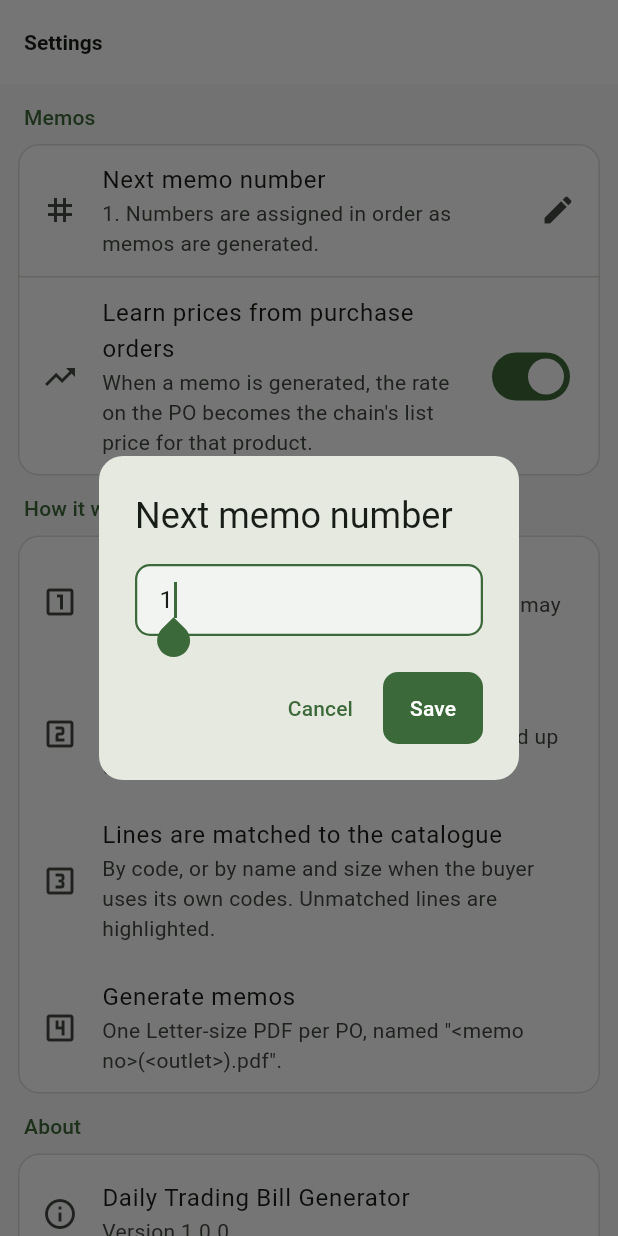
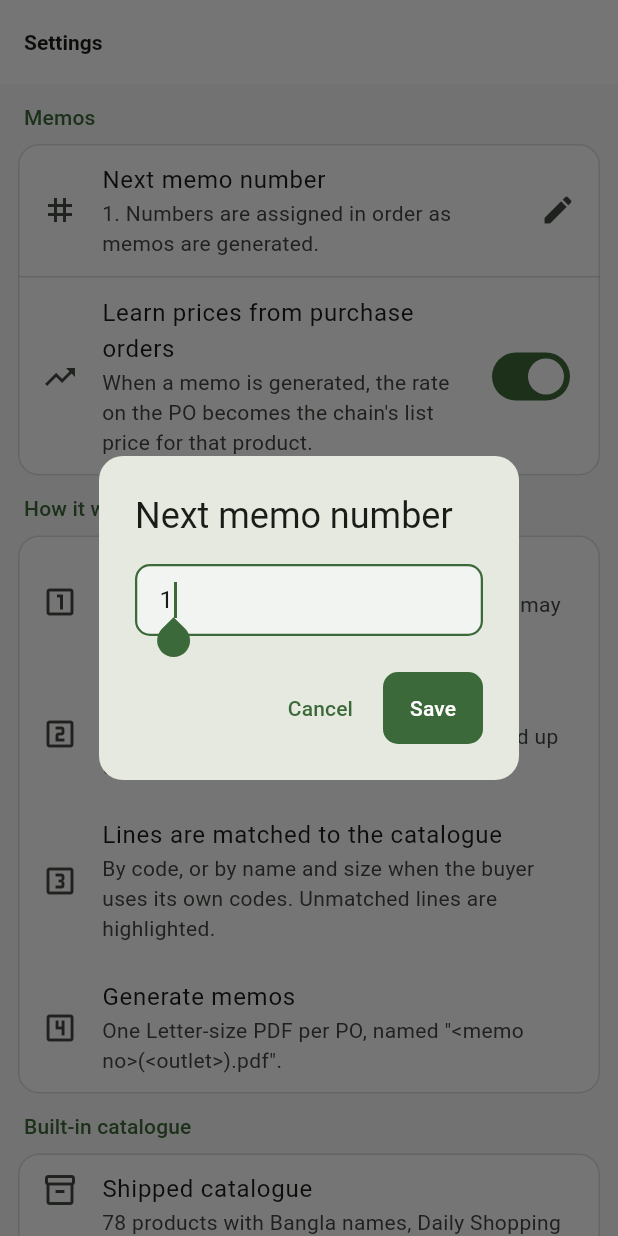
Before and after one commit to zamansheikh/daily_trading_bill_generator, a Flutter app: the SettingsScreen screen opened directly, after a tap on "Next memo number", on a phone screen of 412 x 824 dp. Run offline on Flutter 3.47's test engine with Material 3 defaults, Android fonts, the phone set to English and light mode, and no system bars; our stand-ins replace file_picker, open_filex, pdf, printing, share_plus, sqflite and 1 more; missing offline and left inert: bangla_pdf, desktop_drop, flutter_driver, syncfusion_flutter_pdf; accounts and stored records are empty.

Commit message:
Add built-in catalogue management and developer credit section in settings

```diff
--- a/lib/app/screens/settings_screen.dart
+++ b/lib/app/screens/settings_screen.dart
@@ -1,6 +1,7 @@
 import 'package:file_picker/file_picker.dart';
 import 'package:flutter/material.dart';
 import 'package:provider/provider.dart';
+import 'package:url_launcher/url_launcher.dart';
 
 import '../state/app_state.dart';
 import '../theme.dart';
@@ -67,11 +68,90 @@ class SettingsScreen extends StatelessWidget {
             ListTile(leading: Icon(Icons.looks_3_outlined), title: Text('Lines are matched to the catalogue'), subtitle: Text('By code, or by name and size when the buyer uses its own codes. Unmatched lines are highlighted.')),
             ListTile(leading: Icon(Icons.looks_4_outlined), title: Text('Generate memos'), subtitle: Text('One Letter-size PDF per PO, named "<memo no>(<outlet>).pdf".')),
           ]),
-          section('About', const [
-            ListTile(leading: Icon(Icons.info_outline), title: Text('Daily Trading Bill Generator'), subtitle: Text('Version 1.0.0')),
+          section('Built-in catalogue', [
+            ListTile(
+              leading: const Icon(Icons.inventory_2_outlined),
+              title: const Text('Shipped catalogue'),
+              subtitle: Text('${state.catalog.products.length} products with Bangla names, Daily Shopping and Best Buy price lists and Best Buy codes are built in. Add or edit products in the Catalogue tab.'),
+              isThreeLine: true,
+            ),
+            const Divider(),
+            ListTile(
+              leading: const Icon(Icons.restore),
+              title: const Text('Restore shipped catalogue'),
+              subtitle: const Text('Replaces all products, prices and codes with the built-in defaults. Orders and memos are kept.'),
+              trailing: const Icon(Icons.chevron_right),
+              onTap: () async {
+                final ok = await confirm(
+                  context,
+                  title: 'Restore shipped catalogue?',
+                  message: 'Every product, price and Best Buy code you changed or added will be replaced by the built-in defaults. This cannot be undone.',
+                  action: 'Restore',
+                  destructive: true,
+                );
+                if (!ok) return;
+                await state.resetCatalog();
+                if (context.mounted) ScaffoldMessenger.of(context).showSnackBar(const SnackBar(content: Text('Catalogue restored to the shipped defaults.')));
+              },
+            ),
+          ]),
+          section('About', [
+            const ListTile(leading: Icon(Icons.info_outline), title: Text('Daily Trading Bill Generator'), subtitle: Text('Version 1.0.0')),
+            const Divider(),
+            const _DeveloperCredit(),
           ]),
         ]),
       ),
     );
   }
 }
+
+class _DeveloperCredit extends StatelessWidget {
+  const _DeveloperCredit();
+
+  static final _github = Uri.parse('https://github.com/zamansheikh');
+  static final _facebook = Uri.parse('https://fb.com/zamansheikh.404');
+
+  Future<void> _open(BuildContext context, Uri uri) async {
+    if (!await launchUrl(uri, mode: LaunchMode.externalApplication) && context.mounted) {
+      ScaffoldMessenger.of(context).showSnackBar(SnackBar(content: Text('Could not open $uri')));
+    }
+  }
+
+  @override
+  Widget build(BuildContext context) {
+    final scheme = Theme.of(context).colorScheme;
+    return Padding(
+      padding: const EdgeInsets.fromLTRB(16, 14, 16, 16),
+      child: Column(crossAxisAlignment: CrossAxisAlignment.start, children: [
+        Row(children: [
+          CircleAvatar(
+            radius: 22,
+            backgroundColor: scheme.primary.withValues(alpha: 0.12),
+            child: Text('ZS', style: TextStyle(fontWeight: FontWeight.w700, color: scheme.primary)),
+          ),
+          const SizedBox(width: 12),
+          Expanded(
+            child: Column(crossAxisAlignment: CrossAxisAlignment.start, children: [
+              Text.rich(
+                TextSpan(children: [
+                  const TextSpan(text: 'Built with '),
+                  TextSpan(text: '\u2764', style: TextStyle(color: Colors.red.shade600)),
+                  const TextSpan(text: ' by '),
+                  const TextSpan(text: 'Zaman Sheikh', style: TextStyle(fontWeight: FontWeight.w700)),
+                ]),
+                style: Theme.of(context).textTheme.bodyLarge,
+              ),
+              Text('Software engineer, Dhaka', style: Theme.of(context).textTheme.bodySmall?.copyWith(color: scheme.onSurfaceVariant)),
+            ]),
+          ),
+        ]),
+        const SizedBox(height: 12),
+        Wrap(spacing: 8, runSpacing: 8, children: [
+          OutlinedButton.icon(onPressed: () => _open(context, _github), icon: const Icon(Icons.code), label: const Text('github.com/zamansheikh')),
+          OutlinedButton.icon(onPressed: () => _open(context, _facebook), icon: const Icon(Icons.facebook), label: const Text('fb.com/zamansheikh.404')),
+        ]),
+      ]),
+    );
+  }
+}
```
Also changed, not shown: lib/app/state/app_state.dart (+15 -0 lines), lib/data/app_database.dart (+14 -1 lines), 3 other files.
